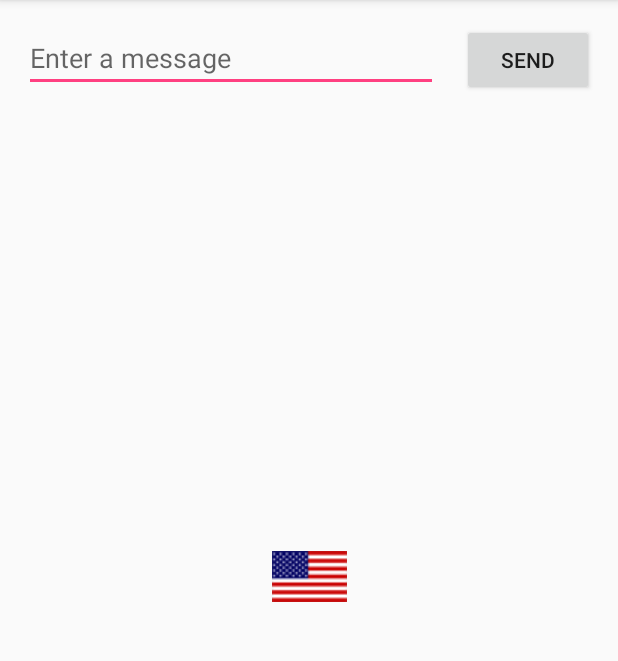
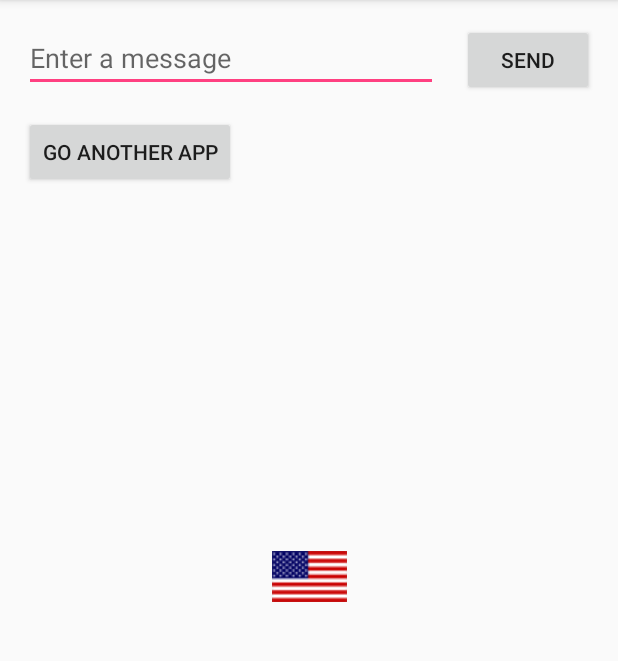
Before and after one commit to peraphol/StartAndroid, an Android app: the screen it shows after launch (MainActivity), on a phone screen of 412 x 824 dp, the part 84-745 px from its top. Run offline under Robolectric (Android 15) with nearby library versions, the phone set to English and light mode, and no system bars.

Commit message:
- create sendMassage - test supporting different screens by add layout-land - test feature go to another app

```diff
--- a/app/src/main/res/layout/activity_main.xml
+++ b/app/src/main/res/layout/activity_main.xml
@@ -43,4 +43,16 @@
         app:layout_constraintRight_toRightOf="parent"
         app:layout_constraintTop_toTopOf="parent"
         app:srcCompat="@mipmap/country_flag" />
+
+    <Button
+        android:id="@+id/button3"
+        android:layout_width="wrap_content"
+        android:layout_height="wrap_content"
+        android:layout_marginLeft="16dp"
+        android:layout_marginTop="16dp"
+        android:onClick="goAnotherApp"
+        android:text="@string/go_another_app"
+        app:layout_constraintLeft_toLeftOf="parent"
+        app:layout_constraintTop_toBottomOf="@+id/editText" />
+
 </android.support.constraint.ConstraintLayout>
--- a/app/src/main/res/values/strings.xml
+++ b/app/src/main/res/values/strings.xml
@@ -2,4 +2,5 @@
     <string name="app_name">StartAndroid</string>
     <string name="edit_message">Enter a message</string>
     <string name="button_send">Send</string>
+    <string name="go_another_app">Go Another App</string>
 </resources>
```
Also changed, not shown: app/src/main/java/com/jukgu/startandroid/MainActivity.java (+17 -0 lines).
